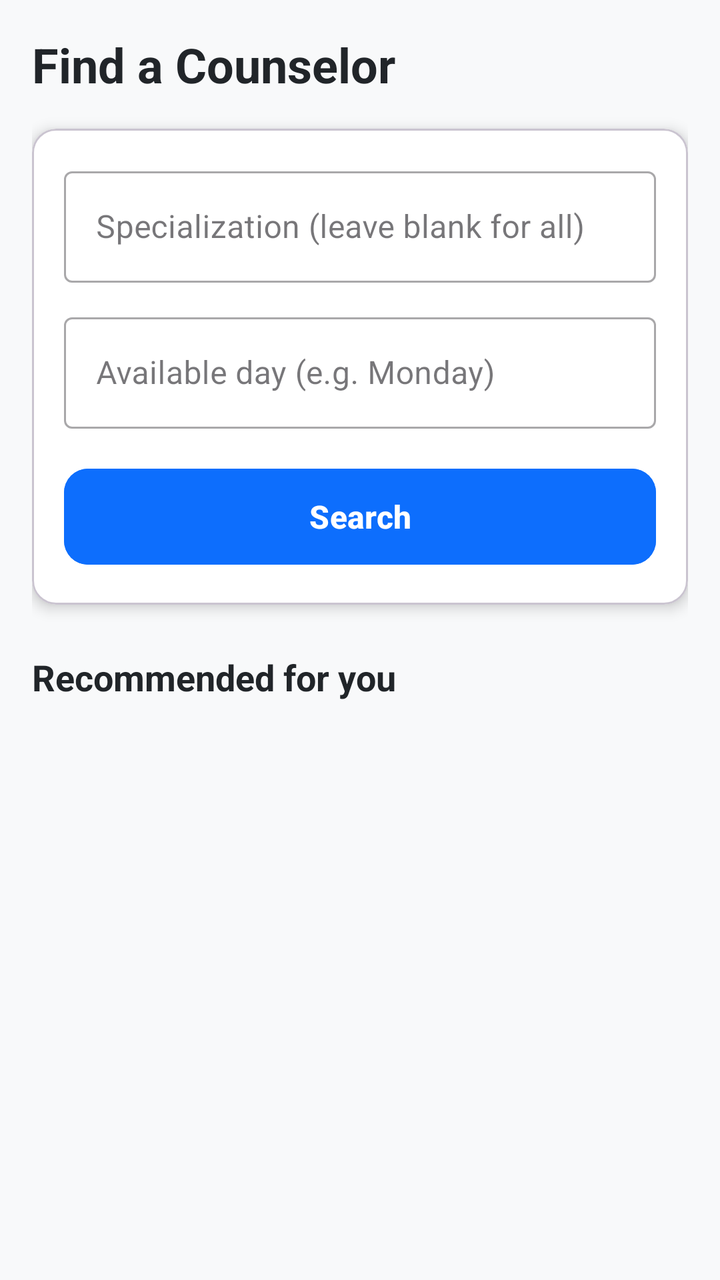
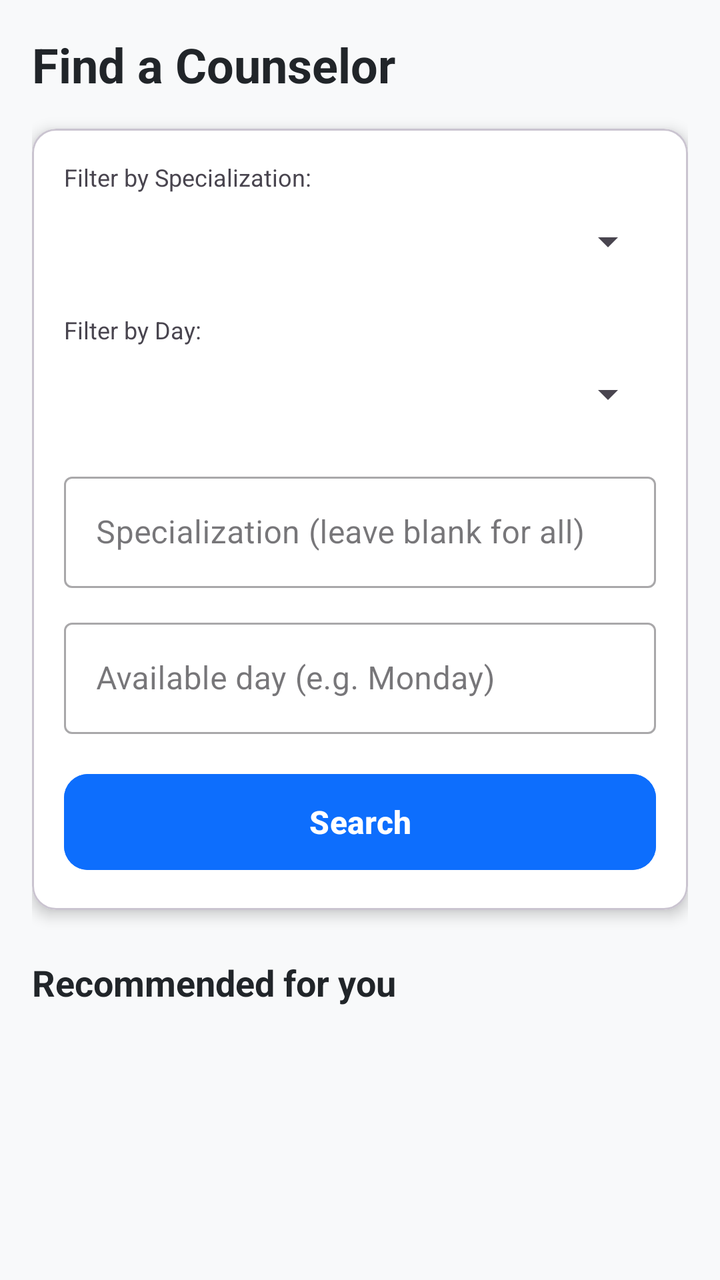

Before-and-after screenshots of an Android layout around one commit, followed by the original layout XML and the change that was made.
<!-- AndroidManifest.xml: application theme Theme.CounsellingApp -->
<!-- res/layout/activity_counselor_search.xml -->
<?xml version="1.0" encoding="utf-8"?>
<LinearLayout xmlns:android="http://schemas.android.com/apk/res/android"
    xmlns:app="http://schemas.android.com/apk/res-auto"
    android:layout_width="match_parent"
    android:layout_height="match_parent"
    android:orientation="vertical"
    android:padding="16dp"
    android:background="#F8F9FA">

    <TextView
        android:layout_width="wrap_content"
        android:layout_height="wrap_content"
        android:text="Find a Counselor"
        android:textSize="24sp"
        android:textStyle="bold"
        android:textColor="#212529"
        android:layout_marginBottom="16dp" />

    
    <com.google.android.material.card.MaterialCardView
        android:layout_width="match_parent"
        android:layout_height="wrap_content"
        android:layout_marginBottom="24dp"
        app:cardCornerRadius="12dp"
        app:cardElevation="4dp"
        app:cardBackgroundColor="@android:color/white">

        <LinearLayout
            android:layout_width="match_parent"
            android:layout_height="wrap_content"
            android:orientation="vertical"
            android:padding="16dp">

            <com.google.android.material.textfield.TextInputLayout
                style="@style/Widget.MaterialComponents.TextInputLayout.OutlinedBox"
                android:layout_width="match_parent"
                android:layout_height="wrap_content"
                android:hint="Specialization (leave blank for all)">

                <com.google.android.material.textfield.TextInputEditText
                    android:id="@+id/etSpecialization"
                    android:layout_width="match_parent"
                    android:layout_height="wrap_content"
                    android:inputType="text" />
            </com.google.android.material.textfield.TextInputLayout>

            <com.google.android.material.textfield.TextInputLayout
                style="@style/Widget.MaterialComponents.TextInputLayout.OutlinedBox"
                android:layout_width="match_parent"
                android:layout_height="wrap_content"
                android:layout_marginTop="12dp"
                android:hint="Available day (e.g. Monday)">

                <com.google.android.material.textfield.TextInputEditText
                    android:id="@+id/etDay"
                    android:layout_width="match_parent"
                    android:layout_height="wrap_content"
                    android:inputType="text" />
            </com.google.android.material.textfield.TextInputLayout>

            <com.google.android.material.button.MaterialButton
                android:id="@+id/btnSearch"
                android:layout_width="match_parent"
                android:layout_height="56dp"
                android:layout_marginTop="16dp"
                android:text="Search"
                android:textAllCaps="false"
                android:textSize="16sp"
                android:textStyle="bold"
                app:cornerRadius="12dp"
                android:backgroundTint="#0D6EFD" />

        </LinearLayout>
    </com.google.android.material.card.MaterialCardView>

    
    <TextView
        android:layout_width="wrap_content"
        android:layout_height="wrap_content"
        android:text="Recommended for you"
        android:textSize="18sp"
        android:textStyle="bold"
        android:textColor="#212529"
        android:layout_marginBottom="12dp" />

    <androidx.recyclerview.widget.RecyclerView
        android:id="@+id/rvCounselors"
        android:layout_width="match_parent"
        android:layout_height="0dp"
        android:layout_weight="1"
        android:clipToPadding="false"
        android:paddingBottom="16dp" />

</LinearLayout>
<!-- resources referenced by this layout -->
<resources>
  <style name="Theme.CounsellingApp" parent="Base.Theme.CounsellingApp" />
  <style name="Base.Theme.CounsellingApp" parent="Theme.Material3.DayNight.NoActionBar">
          
          
      </style>
</resources>

<!-- the commit's change to res/layout/activity_counselor_search.xml (unified diff, before → after) -->
@@ -30,6 +30,33 @@
             android:layout_height="wrap_content"
             android:orientation="vertical"
             android:padding="16dp">
+
+    <TextView
+        android:layout_width="wrap_content"
+        android:layout_height="wrap_content"
+        android:text="Filter by Specialization:"
+        android:textSize="12sp" />
+
+    <Spinner
+        android:id="@+id/spSearchSpec"
+        android:layout_width="match_parent"
+        android:layout_height="wrap_content"
+        android:minHeight="48dp"
+        android:layout_marginBottom="12dp" />
+
+    <TextView
+        android:layout_width="wrap_content"
+        android:layout_height="wrap_content"
+        android:text="Filter by Day:"
+        android:textSize="12sp" />
+
+    <Spinner
+        android:id="@+id/spSearchDay"
+        android:layout_width="match_parent"
+        android:layout_height="wrap_content"
+        android:minHeight="48dp"
+        android:layout_marginBottom="12dp" />
+
 
             <com.google.android.material.textfield.TextInputLayout
                 style="@style/Widget.MaterialComponents.TextInputLayout.OutlinedBox"
